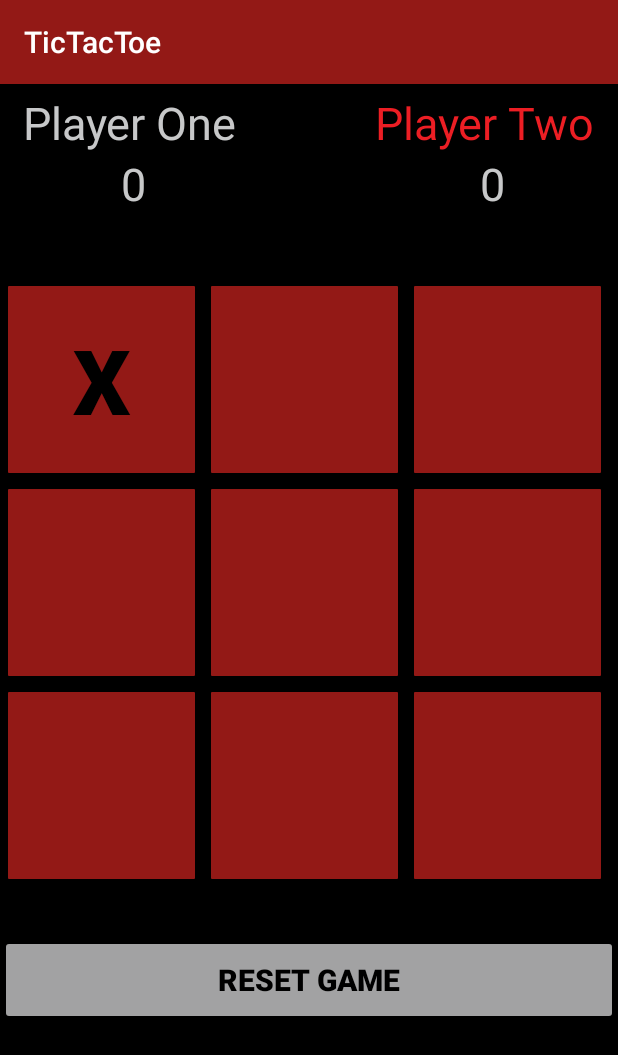
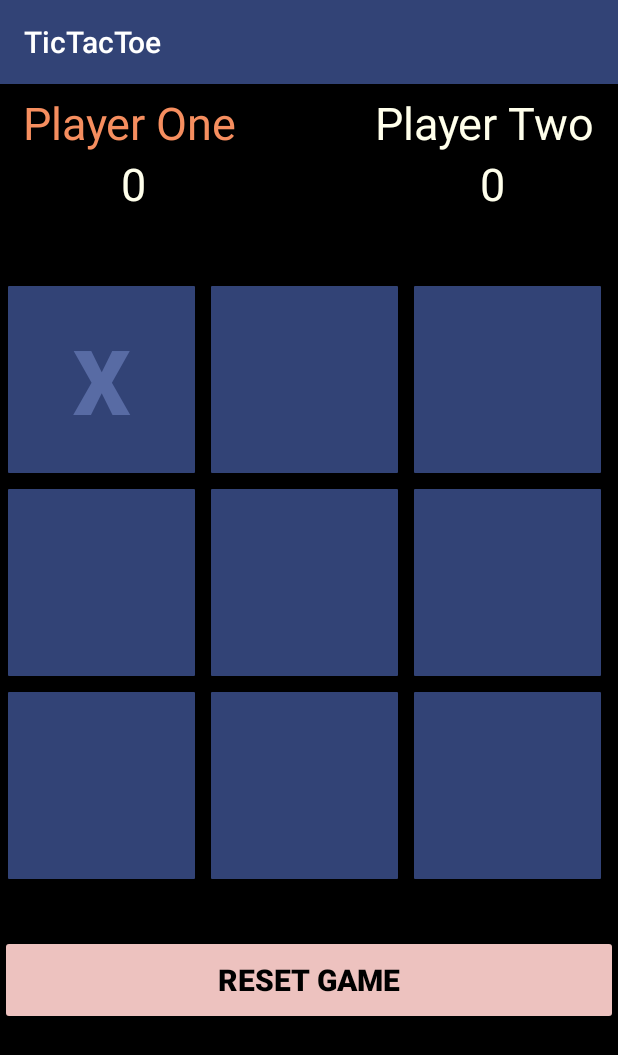
Before and after one commit to Grace0Hud/TicTacToev2, an Android app: the screen it shows after launch (MainActivity), after a tap on an icon or button, on a phone screen of 412 x 824 dp. Shown: the top 1055 px of the screen. Run offline under Robolectric (Android 15) with nearby library versions, the phone set to English and light mode, and no system bars.

Commit message:
color scheme

```diff
--- a/app/src/main/java/com/example/tictactoe/MainActivity.java
+++ b/app/src/main/java/com/example/tictactoe/MainActivity.java
@@ -47,7 +47,8 @@ public class MainActivity extends AppCompatActivity implements OnClickListener {
 
         resetGame = (Button) findViewById(R.id.resetGame);
 
-        for (int i = 0; i < btns.length; i++) {
+        for (int i = 0; i < btns.length; i++)
+        {
             String buttonID = "btn_" + i;
             int resourceID = getResources().getIdentifier(buttonID, "id", getPackageName());//turns previous String into a R.id.
             btns[i] = (Button) findViewById(resourceID);
@@ -118,11 +119,11 @@ public class MainActivity extends AppCompatActivity implements OnClickListener {
 
         if (activePlayer){
             ((Button) view).setText("X"); //adds an x to the button
-        ((Button) view).setTextColor(getResources().getColor(R.color.black)); //changes the color of the x added to button
+        ((Button) view).setTextColor(getResources().getColor(R.color.blueYonder)); //changes the color of the x added to button
             board[boardPointer] = 0; //updates which buttons are still on the board & 0 for player one
     } else {
             ((Button)view).setText("O"); //adds an o to the button
-            ((Button)view).setTextColor(getResources().getColor(R.color.white));//changes the color of the o added to the button
+            ((Button)view).setTextColor(getResources().getColor(R.color.ivory));//changes the color of the o added to the button
 
             board[boardPointer] = 1; //updates which buttons are on the board & 1 for player two
         }
@@ -148,13 +149,13 @@ public class MainActivity extends AppCompatActivity implements OnClickListener {
             activePlayer = !activePlayer;
             if(activePlayer)
             {
-                playerOneDisplay.setTextColor(getResources().getColor(R.color.scarletLake));
-                playerTwoDisplay.setTextColor(getResources().getColor(R.color.frenchGrey));
+                playerOneDisplay.setTextColor(getResources().getColor(R.color.ivory));
+                playerTwoDisplay.setTextColor(getResources().getColor(R.color.tangerine));
             }
             else
             {
-                playerTwoDisplay.setTextColor(getResources().getColor(R.color.scarletLake));
-                playerOneDisplay.setTextColor(getResources().getColor(R.color.frenchGrey));
+                playerTwoDisplay.setTextColor(getResources().getColor(R.color.ivory));
+                playerOneDisplay.setTextColor(getResources().getColor(R.color.tangerine));
             }
         }
 
--- a/app/src/main/res/drawable/red_box.xml
+++ b/app/src/main/res/drawable/blue_box.xml
@@ -1,8 +1,8 @@
 <?xml version="1.0" encoding="utf-8"?>
 <shape xmlns:android="http://schemas.android.com/apk/res/android"
     android:shape="rectangle">
-    <gradient android:startColor="@color/chestnut"
-        android:endColor="@color/chestnut"
+    <gradient android:startColor="@color/cornflowerBlue"
+        android:endColor="@color/cornflowerBlue"
         android:angle="270" />
     <corners android:radius="3dp" />
     <stroke android:width="5dp" android:color="@color/black" />
--- a/app/src/main/res/layout/activity_main.xml
+++ b/app/src/main/res/layout/activity_main.xml
@@ -17,7 +17,7 @@
         android:textSize="30sp"
         app:layout_constraintTop_toTopOf="parent"
         app:layout_constraintLeft_toLeftOf="parent"
-        android:textColor="@color/scarletLake"
+        android:textColor="@color/tangerine"
         />
 
     <TextView
@@ -29,7 +29,7 @@
         app:layout_constraintTop_toBottomOf="@id/playerOne"
         app:layout_constraintLeft_toLeftOf="@id/playerOne"
         android:layout_marginLeft="65dp"
-        android:textColor="@color/frenchGrey"
+        android:textColor="@color/ivory"
         />
 
     <TextView
@@ -42,7 +42,7 @@
         android:textSize="30sp"
         app:layout_constraintTop_toTopOf="parent"
         app:layout_constraintRight_toRightOf="parent"
-        android:textColor="@color/frenchGrey"
+        android:textColor="@color/ivory"
         />
 
     <TextView
@@ -54,7 +54,7 @@
         app:layout_constraintTop_toBottomOf="@id/playerTwo"
         app:layout_constraintRight_toRightOf="@id/playerTwo"
         android:layout_marginRight="60dp"
-        android:textColor="@color/frenchGrey"
+        android:textColor="@color/ivory"
         />
 
     <TextView
@@ -73,7 +73,7 @@
         android:layout_width="135dp"
         android:layout_height="135dp"
         android:layout_marginTop="15dp"
-        android:background="@drawable/red_box"
+        android:background="@drawable/blue_box"
         android:onClick="onClick"
         android:textSize="60sp"
         android:textStyle="bold"
@@ -86,7 +86,7 @@
         android:layout_height="135dp"
         android:layout_width="135dp"
         android:textSize="60sp"
-        android:background="@drawable/red_box"
+        android:background="@drawable/blue_box"
         android:textStyle="bold"
         app:layout_constraintTop_toTopOf="@+id/btn_0"
         app:layout_constraintLeft_toRightOf="@+id/btn_0"
@@ -98,7 +98,7 @@
         android:layout_height="135dp"
         android:layout_width="135dp"
         android:textSize="60sp"
-        android:background="@drawable/red_box"
+        android:background="@drawable/blue_box"
         android:textStyle="bold"
         app:layout_constraintTop_toTopOf="@+id/btn_1"
         app:layout_constraintLeft_toRightOf="@+id/btn_1"
@@ -110,7 +110,7 @@
         android:layout_height="135dp"
         android:layout_width="135dp"
         android:textSize="60sp"
-        android:background="@drawable/red_box"
+        android:background="@drawable/blue_box"
         android:textStyle="bold"
         app:layout_constraintTop_toBottomOf="@+id/btn_0"
         app:layout_constraintLeft_toLeftOf="@+id/btn_0"
@@ -122,7 +122,7 @@
         android:layout_height="135dp"
         android:layout_width="135dp"
         android:textSize="60sp"
-        android:background="@drawable/red_box"
+        android:background="@drawable/blue_box"
         android:textStyle="bold"
         app:layout_constraintTop_toBottomOf="@+id/btn_1"
         app:layout_constraintLeft_toLeftOf="@+id/btn_1"
@@ -133,7 +133,7 @@
         android:id="@+id/btn_5"
         android:layout_width="135dp"
         android:layout_height="135dp"
-        android:background="@drawable/red_box"
+        android:background="@drawable/blue_box"
         android:onClick="onClick"
         android:textSize="60sp"
         android:textStyle="bold"
@@ -145,7 +145,7 @@
         android:layout_height="135dp"
         android:layout_width="135dp"
         android:textSize="60sp"
-        android:background="@drawable/red_box"
+        android:background="@drawable/blue_box"
         android:textStyle="bold"
         app:layout_constraintTop_toBottomOf="@+id/btn_3"
         app:layout_constraintLeft_toLeftOf="@+id/btn_3"
@@ -156,7 +156,7 @@
         android:layout_height="135dp"
         android:layout_width="135dp"
         android:textSize="60sp"
-        android:background="@drawable/red_box"
+        android:background="@drawable/blue_box"
         android:textStyle="bold"
         app:layout_constraintTop_toBottomOf="@+id/btn_4"
         app:layout_constraintLeft_toLeftOf="@+id/btn_4"
@@ -168,7 +168,7 @@
         android:layout_height="135dp"
         android:layout_width="135dp"
         android:textSize="60sp"
-        android:background="@drawable/red_box"
+        android:background="@drawable/blue_box"
         android:textStyle="bold"
         app:layout_constraintTop_toBottomOf="@+id/btn_5"
         app:layout_constraintLeft_toLeftOf="@+id/btn_5"
@@ -181,7 +181,7 @@
         android:layout_height="60dp"
         android:layout_marginTop="32dp"
         android:text="@string/reset_game"
-        android:backgroundTint="@color/darkGrey"
+        android:backgroundTint="@color/lightPink"
         android:textColor="@color/black"
         android:textSize="20sp"
         android:textStyle="bold"
--- a/app/src/main/res/layout/activity_win_screen.xml
+++ b/app/src/main/res/layout/activity_win_screen.xml
@@ -18,7 +18,7 @@
         android:fontFamily="cursive"
         android:gravity="center"
         android:text="@string/congrats"
-        android:textColor="@color/darkGrey"
+        android:textColor="@color/lightPink"
         android:textSize="65sp"
         android:textStyle="bold" />
 
@@ -30,7 +30,7 @@
         android:fontFamily="sans-serif-condensed-medium"
         android:gravity="center"
         android:text="Player"
-        android:textColor="@color/darkGrey"
+        android:textColor="@color/lightPink"
         android:textSize="70sp" />
 
 </LinearLayout>
--- a/app/src/main/res/values/colors.xml
+++ b/app/src/main/res/values/colors.xml
@@ -1,9 +1,10 @@
 <?xml version="1.0" encoding="utf-8"?>
 <resources>
-    <color name="scarletLake">#EC1E24</color>
-    <color name="frenchGrey">#C7C8C9</color>
-    <color name="darkGrey">#a2a2a3</color>
-    <color name="chestnut">#931916</color>
+    <color name="cornflowerBlue">#324376</color>
+    <color name="blueYonder">#586BA4</color>
+    <color name="tangerine">#F68E5F</color>
+    <color name="lightPink">#EDC2BF</color>
+    <color name="ivory">#FFFFEB</color>
     <color name="black">#000000</color>
     <color name="white">#FFFFFF</color>
 </resources>
--- a/app/src/main/res/values/styles.xml
+++ b/app/src/main/res/values/styles.xml
@@ -2,9 +2,9 @@
     <!-- Base application theme. -->
     <style name="AppTheme" parent="Theme.AppCompat.Light.DarkActionBar">
         <!-- Customize your theme here. -->
-        <item name="colorPrimary">@color/chestnut</item>
-        <item name="colorPrimaryDark">@color/darkGrey</item>
-        <item name="colorAccent">@color/scarletLake</item>
+        <item name="colorPrimary">@color/cornflowerBlue</item>
+        <item name="colorPrimaryDark">@color/ivory</item>
+        <item name="colorAccent">@color/tangerine</item>
     </style>
 
 </resources>
```
